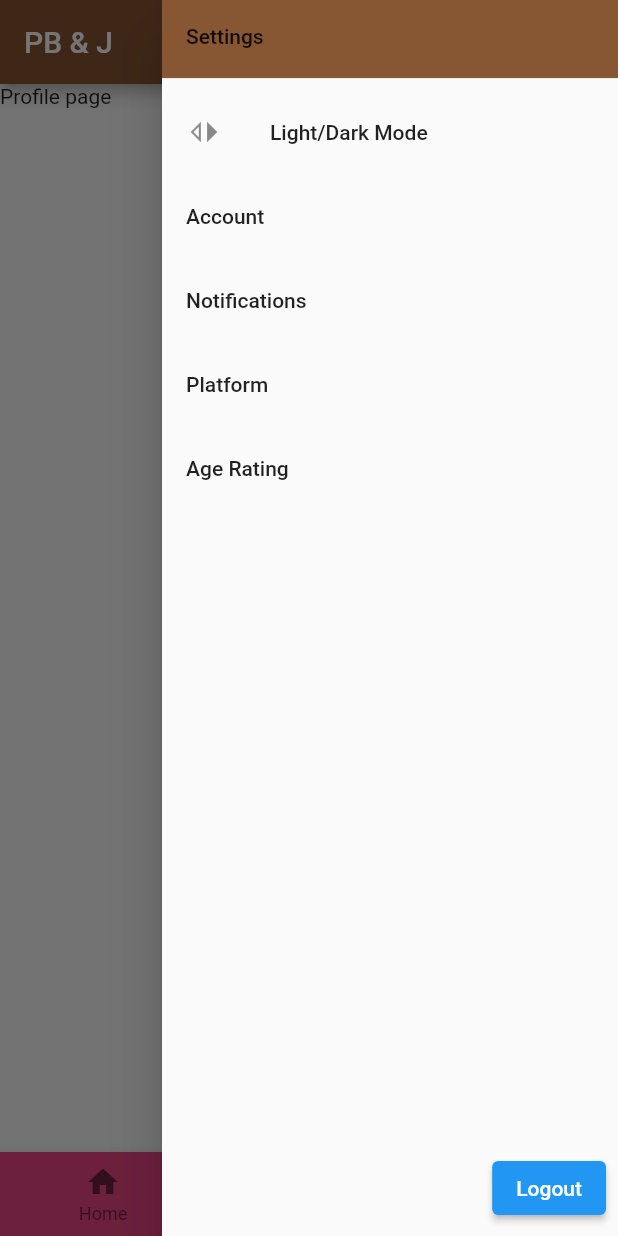
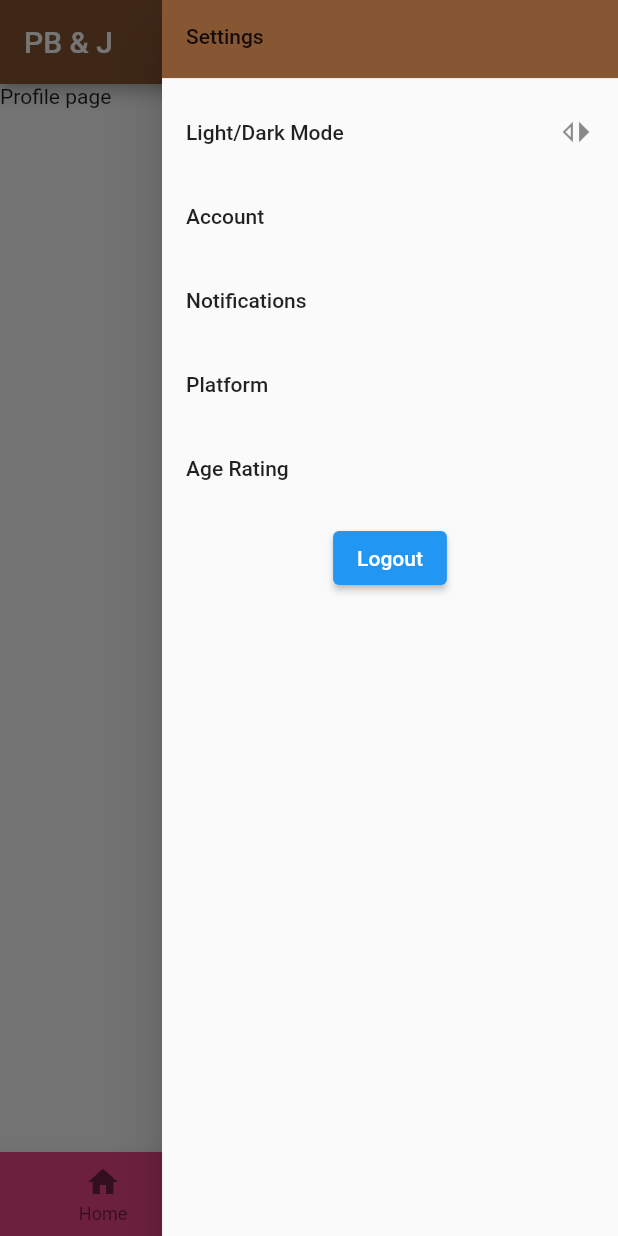
Before and after one commit to CK-28/PBandJ, a Flutter app: the screen it shows after launch, item 3 of the bottom bar chosen, with the side drawer open, on a phone screen of 412 x 824 dp. Run offline on Flutter 3.47's test engine with Material 2 defaults, Android fonts, the phone set to English and light mode, and no system bars; our stand-ins replace transparent_image; network calls fail.

Commit message:
Updates to the settings menu

```diff
--- a/app/lib/MainScaffold.dart
+++ b/app/lib/MainScaffold.dart
@@ -21,13 +21,13 @@ class _BottomTabBarScaffoldState extends State<MainScaffold> {
   Widget _loadContent() {
     switch (_selectedIndex) {
       case 0:
-                return(HomePage());
+        return (HomePage());
       case 1:
-                return(SearchPage());
+        return (SearchPage());
       case 2:
-                return(Text("Profile page"));
+        return (Text("Profile page"));
       default:
-                return(Text("Something has gone very wrong"));
+        return (Text("Something has gone very wrong"));
     }
   }
 
@@ -54,8 +54,7 @@ class _BottomTabBarScaffoldState extends State<MainScaffold> {
         child: Column(
           // Important: Remove any padding from the ListView
           children: [
-            Expanded(
-                child: Column(
+            Column(
               children: [
                 Container(
                   height: 60,
@@ -68,7 +67,7 @@ class _BottomTabBarScaffoldState extends State<MainScaffold> {
                   ),
                 ),
                 ListTile(
-                  leading: Icon(Icons.switch_left),
+                  trailing: Icon(Icons.switch_left),
                   title: const Text('Light/Dark Mode'),
                   onTap: () {
                     // Update the state of the app
@@ -114,14 +113,14 @@ class _BottomTabBarScaffoldState extends State<MainScaffold> {
                   },
                 ),
               ],
-            )),
+            ),
             Container(
                 child: Padding(
               padding: const EdgeInsets.all(8.0),
               child: Align(
                   alignment: FractionalOffset.bottomCenter,
                   child: Row(
-                    mainAxisAlignment: MainAxisAlignment.end,
+                    mainAxisAlignment: MainAxisAlignment.center,
                     children: <Widget>[
                       Divider(),
                       ElevatedButton(
```
Lines whose indentation alone changed are shown as unchanged.
